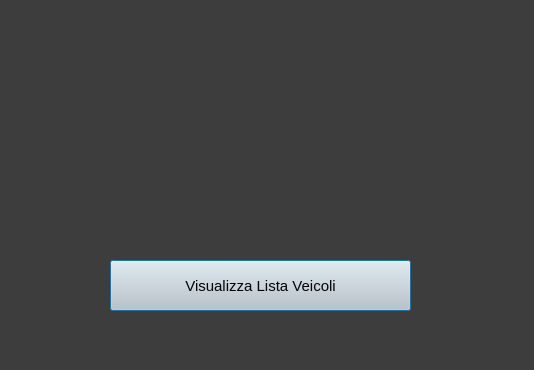
Before: the Qt Designer form Cassiere.ui in riccardomalpiedi/parcheggio, drawn with Qt 5.
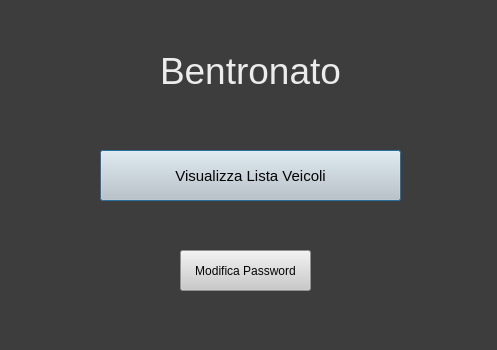
After: the same form once the commit is applied.

Commit message: Aggiunta modifica password per amministratore e cassiere e modifiche varie

Patch:
```diff
--- a/Cassiere.ui
+++ b/Cassiere.ui
@@ -6,8 +6,8 @@
    <rect>
     <x>0</x>
     <y>0</y>
-    <width>534</width>
-    <height>370</height>
+    <width>497</width>
+    <height>350</height>
    </rect>
   </property>
   <property name="windowTitle">
@@ -19,8 +19,8 @@
   <widget class="QPushButton" name="lista_veicoli_button">
    <property name="geometry">
     <rect>
-     <x>110</x>
-     <y>260</y>
+     <x>100</x>
+     <y>150</y>
      <width>301</width>
      <height>51</height>
     </rect>
@@ -43,17 +43,36 @@
   <widget class="QLabel" name="nome_label">
    <property name="geometry">
     <rect>
-     <x>20</x>
+     <x>160</x>
      <y>30</y>
-     <width>481</width>
+     <width>231</width>
      <height>81</height>
     </rect>
    </property>
    <property name="styleSheet">
-    <string notr="true">color: rgb(255, 255, 255);</string>
+    <string notr="true">color:rgb(236, 236, 236); font-size:28pt;</string>
    </property>
    <property name="text">
-    <string/>
+    <string>Bentronato</string>
+   </property>
+  </widget>
+  <widget class="QPushButton" name="modifica_password_button">
+   <property name="geometry">
+    <rect>
+     <x>180</x>
+     <y>250</y>
+     <width>131</width>
+     <height>41</height>
+    </rect>
+   </property>
+   <property name="cursor">
+    <cursorShape>PointingHandCursor</cursorShape>
+   </property>
+   <property name="styleSheet">
+    <string notr="true">color:rgb(3, 3, 3); background-color: rgb(202, 202, 202);</string>
+   </property>
+   <property name="text">
+    <string>Modifica Password</string>
    </property>
   </widget>
  </widget>
```
The commit also changes 9 other files.
